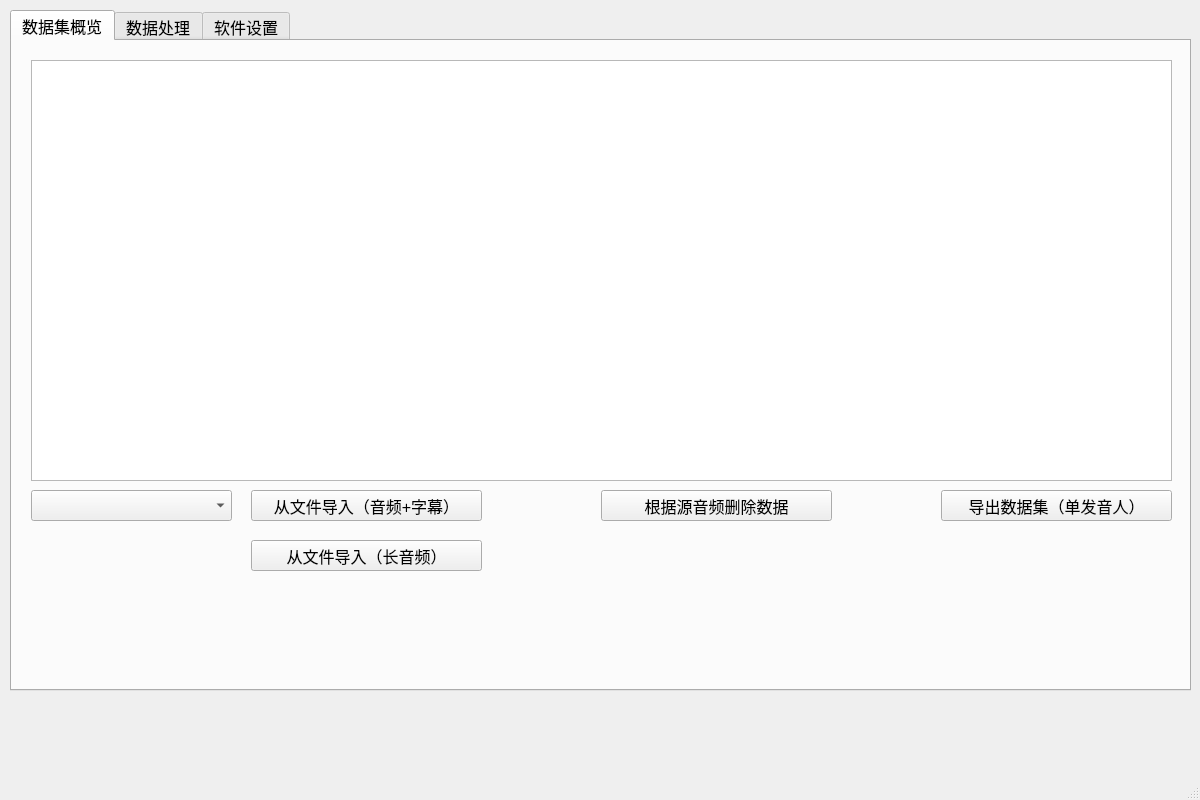
The window that presentation/uifiles/DatasetViewMainWindow.ui (kslz/sound_dataset_tools2) describes before a commit, drawn with Qt 5.
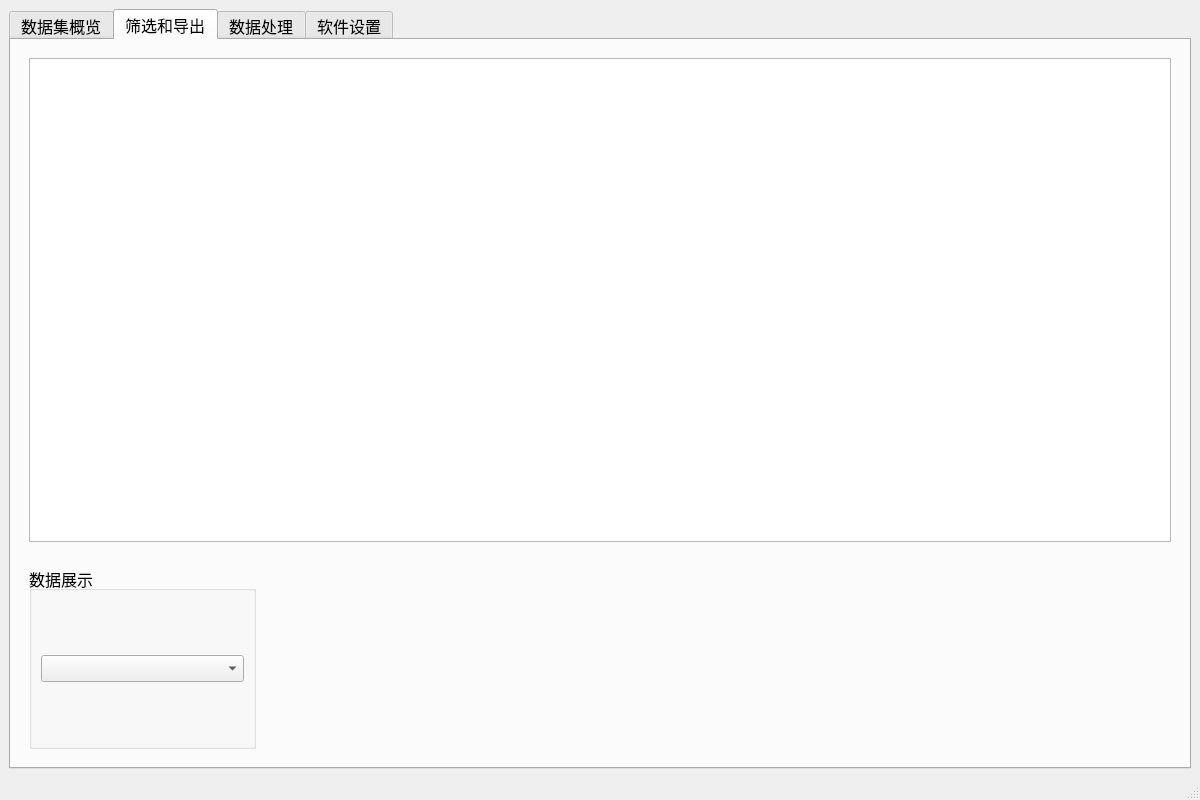
The same window after the commit. The open tabs and pages were chosen to show the change.

Commit message: 修改数据集概览布局

Diff of the .ui file:
```diff
--- a/presentation/uifiles/DatasetViewMainWindow.ui
+++ b/presentation/uifiles/DatasetViewMainWindow.ui
@@ -26,15 +26,9 @@
    <string>数据集</string>
   </property>
   <widget class="QWidget" name="centralwidget">
+   <layout class="QVBoxLayout" name="verticalLayout_6">
+    <item>
    <widget class="QTabWidget" name="tabWidget">
-    <property name="geometry">
-     <rect>
-      <x>10</x>
-      <y>10</y>
-      <width>1181</width>
-      <height>681</height>
-     </rect>
-    </property>
     <property name="font">
      <font>
       <pointsize>12</pointsize>
@@ -43,7 +37,7 @@
     <property name="currentIndex">
      <number>0</number>
     </property>
-    <widget class="QWidget" name="tab">
+      <widget class="QWidget" name="tab1View">
      <attribute name="title">
       <string>数据集概览</string>
      </attribute>
@@ -195,7 +189,76 @@
       </item>
      </layout>
     </widget>
-    <widget class="QWidget" name="tab_2">
+      <widget class="QWidget" name="tab2SearchOutput">
+       <attribute name="title">
+        <string>筛选和导出</string>
+       </attribute>
+       <layout class="QVBoxLayout" name="verticalLayout_3">
+        <item>
+         <widget class="QWidget" name="tbl_widget" native="true">
+          <property name="sizePolicy">
+           <sizepolicy hsizetype="Preferred" vsizetype="Preferred">
+            <horstretch>0</horstretch>
+            <verstretch>5</verstretch>
+           </sizepolicy>
+          </property>
+          <layout class="QVBoxLayout" name="verticalLayout_4">
+           <item>
+            <widget class="QTableWidget" name="tableWidget_2"/>
+           </item>
+          </layout>
+         </widget>
+        </item>
+        <item>
+         <widget class="QWidget" name="btn_widget" native="true">
+          <property name="sizePolicy">
+           <sizepolicy hsizetype="Preferred" vsizetype="Preferred">
+            <horstretch>0</horstretch>
+            <verstretch>2</verstretch>
+           </sizepolicy>
+          </property>
+          <layout class="QHBoxLayout" name="horizontalLayout">
+           <item>
+            <widget class="QGroupBox" name="groupBox_3">
+             <property name="sizePolicy">
+              <sizepolicy hsizetype="Preferred" vsizetype="Preferred">
+               <horstretch>1</horstretch>
+               <verstretch>0</verstretch>
+              </sizepolicy>
+             </property>
+             <property name="title">
+              <string>数据展示</string>
+             </property>
+             <layout class="QVBoxLayout" name="verticalLayout_7">
+              <item>
+               <widget class="QComboBox" name="comboBox_2">
+                <property name="sizePolicy">
+                 <sizepolicy hsizetype="Preferred" vsizetype="Fixed">
+                  <horstretch>0</horstretch>
+                  <verstretch>0</verstretch>
+                 </sizepolicy>
+                </property>
+               </widget>
+              </item>
+             </layout>
+            </widget>
+           </item>
+           <item>
+            <widget class="QWidget" name="widget_3" native="true">
+             <property name="sizePolicy">
+              <sizepolicy hsizetype="Preferred" vsizetype="Preferred">
+               <horstretch>4</horstretch>
+               <verstretch>0</verstretch>
+              </sizepolicy>
+             </property>
+            </widget>
+           </item>
+          </layout>
+         </widget>
+        </item>
+       </layout>
+      </widget>
+      <widget class="QWidget" name="tab3DataProcessing">
      <attribute name="title">
       <string>数据处理</string>
      </attribute>
@@ -219,19 +282,13 @@
       </item>
      </layout>
     </widget>
-    <widget class="QWidget" name="tab_3">
+      <widget class="QWidget" name="tab4Settings">
      <attribute name="title">
       <string>软件设置</string>
      </attribute>
+       <layout class="QVBoxLayout" name="verticalLayout_5">
+        <item>
      <widget class="QLabel" name="label">
-      <property name="geometry">
-       <rect>
-        <x>20</x>
-        <y>10</y>
-        <width>271</width>
-        <height>21</height>
-       </rect>
-      </property>
       <property name="font">
        <font>
         <pointsize>12</pointsize>
@@ -241,17 +298,11 @@
        <string>注意：本页设置在本工作区下通用</string>
       </property>
      </widget>
+        </item>
+        <item>
      <widget class="QTabWidget" name="tabWidget_2">
-      <property name="geometry">
-       <rect>
-        <x>20</x>
-        <y>50</y>
-        <width>1141</width>
-        <height>601</height>
-       </rect>
-      </property>
       <property name="currentIndex">
-       <number>0</number>
+           <number>1</number>
       </property>
       <widget class="QWidget" name="tab_4">
        <attribute name="title">
@@ -408,8 +459,12 @@
        </attribute>
       </widget>
      </widget>
-    </widget>
-   </widget>
+        </item>
+       </layout>
+      </widget>
+     </widget>
+    </item>
+   </layout>
   </widget>
   <widget class="QMenuBar" name="menubar">
    <property name="geometry">
```
Lines whose indentation alone changed are shown as unchanged.
